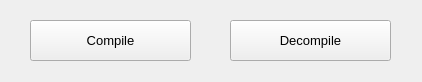
First picture: the form in source/src/FILE_UI/main.ui, repository qwertzuiii/b3_compiler, before the edit.
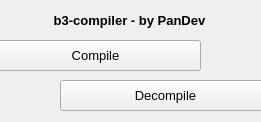
Second picture: the form after the edit.

The edit to the form file:
```diff
--- a/source/src/FILE_UI/main.ui
+++ b/source/src/FILE_UI/main.ui
@@ -6,8 +6,8 @@
    <rect>
     <x>0</x>
     <y>0</y>
-    <width>422</width>
-    <height>82</height>
+    <width>261</width>
+    <height>122</height>
    </rect>
   </property>
   <property name="font">
@@ -22,10 +22,10 @@
    <widget class="QPushButton" name="btn_compile">
     <property name="geometry">
      <rect>
-      <x>30</x>
-      <y>20</y>
-      <width>161</width>
-      <height>41</height>
+      <x>-10</x>
+      <y>40</y>
+      <width>211</width>
+      <height>31</height>
      </rect>
     </property>
     <property name="font">
@@ -40,10 +40,10 @@
    <widget class="QPushButton" name="btn_decompile">
     <property name="geometry">
      <rect>
-      <x>230</x>
-      <y>20</y>
-      <width>161</width>
-      <height>41</height>
+      <x>60</x>
+      <y>80</y>
+      <width>211</width>
+      <height>31</height>
      </rect>
     </property>
     <property name="font">
@@ -55,6 +55,29 @@
      <string>Decompile</string>
     </property>
    </widget>
+   <widget class="QLabel" name="label_head">
+    <property name="geometry">
+     <rect>
+      <x>-1</x>
+      <y>10</y>
+      <width>261</width>
+      <height>21</height>
+     </rect>
+    </property>
+    <property name="font">
+     <font>
+      <pointsize>10</pointsize>
+      <weight>75</weight>
+      <bold>true</bold>
+     </font>
+    </property>
+    <property name="text">
+     <string>b3-compiler - by PanDev</string>
+    </property>
+    <property name="alignment">
+     <set>Qt::AlignCenter</set>
+    </property>
+   </widget>
   </widget>
  </widget>
  <resources/>
```
